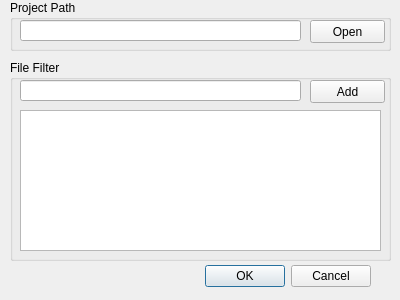
hahastudio/CodeCafe, file code/UI_Path.ui: the form before one commit.
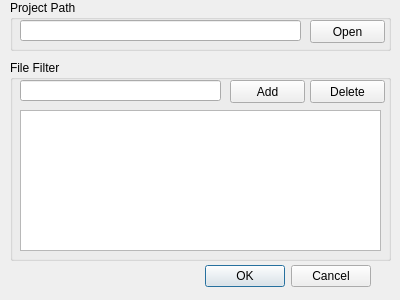
The form after the commit.

Patch:
```diff
--- a/code/UI_Path.ui
+++ b/code/UI_Path.ui
@@ -82,7 +82,7 @@
      <rect>
       <x>10</x>
       <y>20</y>
-      <width>281</width>
+      <width>201</width>
       <height>21</height>
      </rect>
     </property>
@@ -90,7 +90,7 @@
    <widget class="QPushButton" name="addPatternButton">
     <property name="geometry">
      <rect>
-      <x>300</x>
+      <x>220</x>
       <y>20</y>
       <width>75</width>
       <height>23</height>
@@ -110,6 +110,19 @@
      </rect>
     </property>
    </widget>
+   <widget class="QPushButton" name="delPatternButton">
+    <property name="geometry">
+     <rect>
+      <x>300</x>
+      <y>20</y>
+      <width>75</width>
+      <height>23</height>
+     </rect>
+    </property>
+    <property name="text">
+     <string>Delete</string>
+    </property>
+   </widget>
   </widget>
  </widget>
  <resources/>
```
Left out of the diff: 8 changed lines with no effect on the pictures.
